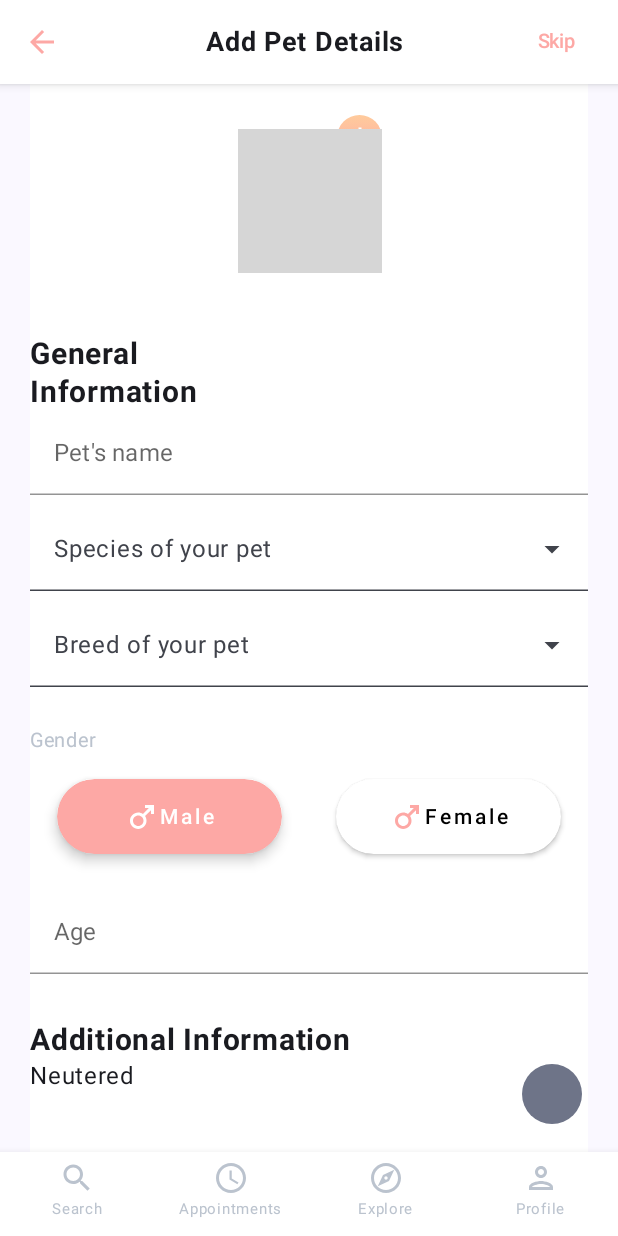
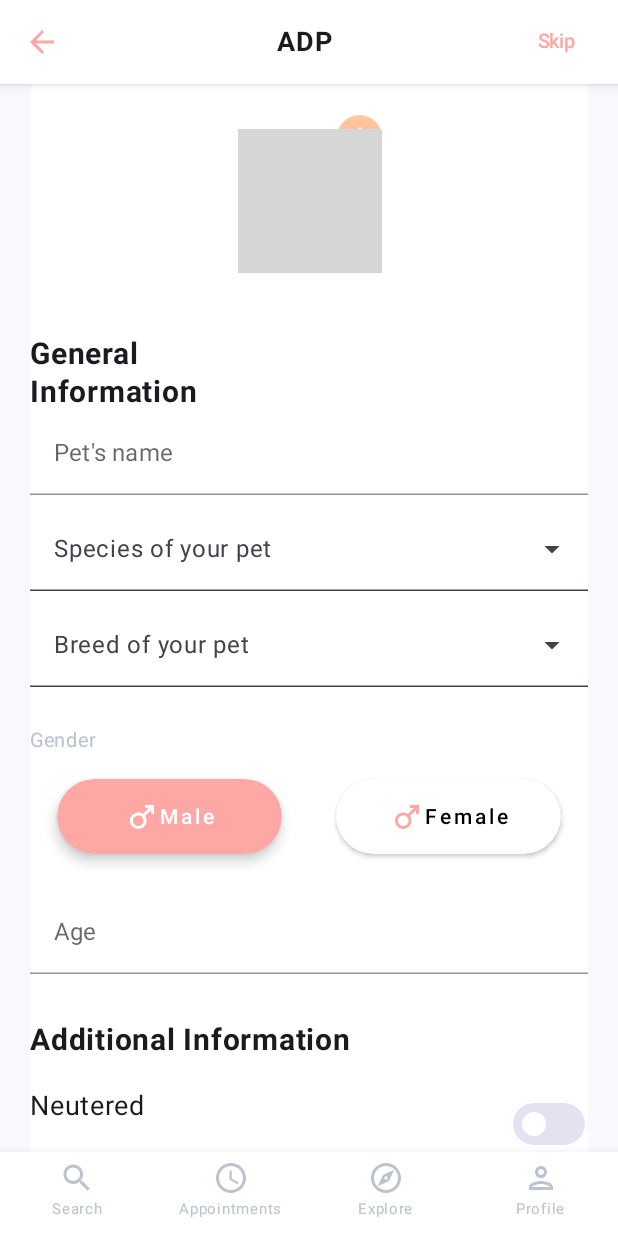
Before and after one commit to Farmaan-Malik/ThatPetPlace, an Android app built with Jetpack Compose: the PetDetailScreen screen opened through its navigation route, on a phone screen of 412 x 824 dp. Run offline under Robolectric (Android 15) with nearby library versions, the light colour scheme and no system bars; our stand-ins replace Firebase (no records; nobody signed in at launch, a user with empty details on screens opened directly); grey boxes are pictures that could not be loaded.

Commit message:
resolve merge conflicts

```diff
--- a/app/src/main/java/com/petplace/thatpetplace/homeScreen/presentation/profile/petDetail/PetDetailScreen.kt
+++ b/app/src/main/java/com/petplace/thatpetplace/homeScreen/presentation/profile/petDetail/PetDetailScreen.kt
@@ -1,20 +1,18 @@
 package com.petplace.thatpetplace.homeScreen.presentation.profile.petDetail
 
+import android.annotation.SuppressLint
 import android.widget.Toast
-import androidx.compose.foundation.ScrollState
 import androidx.compose.foundation.background
 import androidx.compose.foundation.layout.Arrangement
 import androidx.compose.foundation.layout.Column
+import androidx.compose.foundation.layout.PaddingValues
 import androidx.compose.foundation.layout.Row
 import androidx.compose.foundation.layout.Spacer
-import androidx.compose.foundation.layout.fillMaxSize
 import androidx.compose.foundation.layout.fillMaxWidth
 import androidx.compose.foundation.layout.height
 import androidx.compose.foundation.layout.padding
 import androidx.compose.foundation.rememberScrollState
 import androidx.compose.foundation.verticalScroll
-import androidx.compose.material3.ExperimentalMaterial3Api
-import androidx.compose.material3.FilledTonalIconToggleButton
 import androidx.compose.material3.Scaffold
 import androidx.compose.material3.Text
 import androidx.compose.runtime.Composable
@@ -28,17 +26,19 @@ import androidx.compose.ui.text.input.KeyboardType
 import androidx.compose.ui.unit.dp
 import androidx.compose.ui.unit.sp
 import androidx.navigation.NavHostController
+import com.petplace.thatpetplace.auth.presentation.common.components.CustomButton
 import com.petplace.thatpetplace.common.components.PrimaryDropdown
 import com.petplace.thatpetplace.common.components.PrimaryTextInput
 import com.petplace.thatpetplace.homeScreen.presentation.profile.components.AddProfile
 import com.petplace.thatpetplace.homeScreen.presentation.profile.components.ColorToggleButton
+import com.petplace.thatpetplace.homeScreen.presentation.profile.components.CustomSwitch
 import com.petplace.thatpetplace.homeScreen.presentation.profile.components.TopBarProfile
 import org.koin.androidx.compose.koinViewModel
 
-@OptIn(ExperimentalMaterial3Api::class)
+@SuppressLint("UnusedMaterial3ScaffoldPaddingParameter")
 @Composable
 fun PetDetailScreen(
-    navController: NavHostController, viewModel: PetDetailViewModel = koinViewModel()
+    navController: NavHostController, viewModel: PetDetailViewModel = koinViewModel(), paddingValues: PaddingValues
 ) {
     val context = LocalContext.current
     val petsName by remember {
@@ -59,21 +59,27 @@ fun PetDetailScreen(
     val isNeutered by remember {
         viewModel.neutered
     }
+    val isVaccinated by remember {
+        viewModel.vaccinated
+    }
 
-    Scaffold(
-        topBar = {
-            TopBarProfile(title = "Add Pet Details",
-                rightText = "Skip",
-                navController = navController,
-                actionOnclick = { /*TODO*/ })
-        },
-    ) { paddingValues ->
+Scaffold(topBar = {
+    TopBarProfile(
+    title ="ADP",
+    rightText ="Skip",
+    navController =navController
+) {
+/*TODO*/
+}
+}) {it
     Column(
         modifier = Modifier
-                .padding(top = paddingValues.calculateTopPadding())
+            .verticalScroll(rememberScrollState())
+            .padding(
+                top = paddingValues.calculateTopPadding() + it.calculateTopPadding(),
+                bottom = paddingValues.calculateBottomPadding()
+            )
             .padding(horizontal = 20.dp)
-                .fillMaxSize()
-                .verticalScroll(rememberScrollState())
             .background(Color.White)
     ) {
         Row(
@@ -142,17 +148,13 @@ fun PetDetailScreen(
         Spacer(modifier = Modifier.height(24.dp))
 
         PrimaryTextInput(
-                label = "Age",
-                value = age,
-                onValueChangeEvent = {
+            label = "Age", value = age, onValueChangeEvent = {
                 if (it == "Invalid") {
                     Toast.makeText(context, "Age should be less than 99", Toast.LENGTH_LONG)
                         .show()
                     viewModel.changeAge("")
-                    } else
-                        viewModel.changeAge(it)
-                },
-                keyboardType = KeyboardType.Number
+                } else viewModel.changeAge(it)
+            }, keyboardType = KeyboardType.Number
         )
         Spacer(modifier = Modifier.height(32.dp))
 
@@ -161,13 +163,32 @@ fun PetDetailScreen(
             fontSize = 20.sp,
             fontWeight = FontWeight.Bold,
         )
-            Row (modifier = Modifier.fillMaxWidth(), horizontalArrangement = Arrangement.SpaceBetween){
-                Text(text = "Neutered")
-                FilledTonalIconToggleButton(checked = isNeutered, onCheckedChange = {viewModel.isNeutered(!isNeutered)}) {
+        Spacer(modifier = Modifier.height(20.dp))
+        Column {
+
+            CustomSwitch(isSelected = isNeutered, text = "Neutered", onChange = {
+                viewModel.isNeutered(
+                    !isNeutered
+                )
+            })
+            CustomSwitch(
+                isSelected = isVaccinated,
+                text = "Vaccinated",
+                onChange = { viewModel.isVaccinated(!isVaccinated) })
+
+            CustomButton(label = "Next") {
+                /*TODO*/
+            }
+
+
+
+        }
+
 
     }
 }
-        }
+
+
+
 
     }
-}
```
Lines whose indentation alone changed are shown as unchanged.
